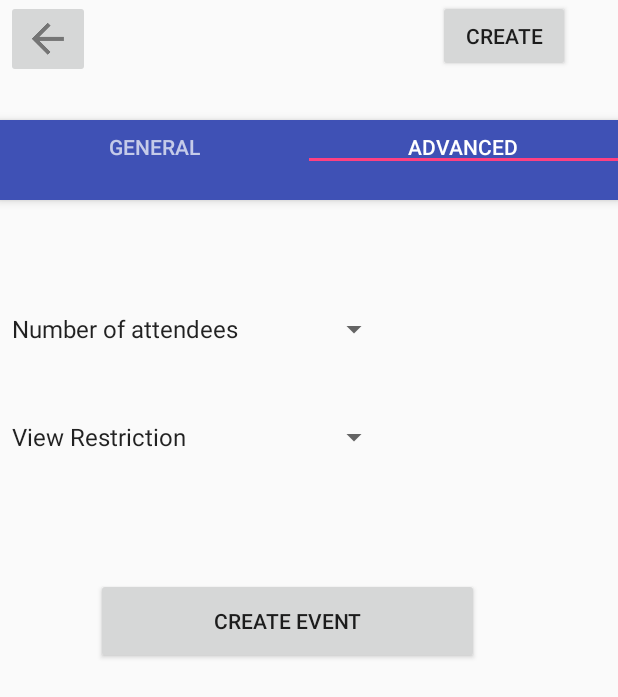
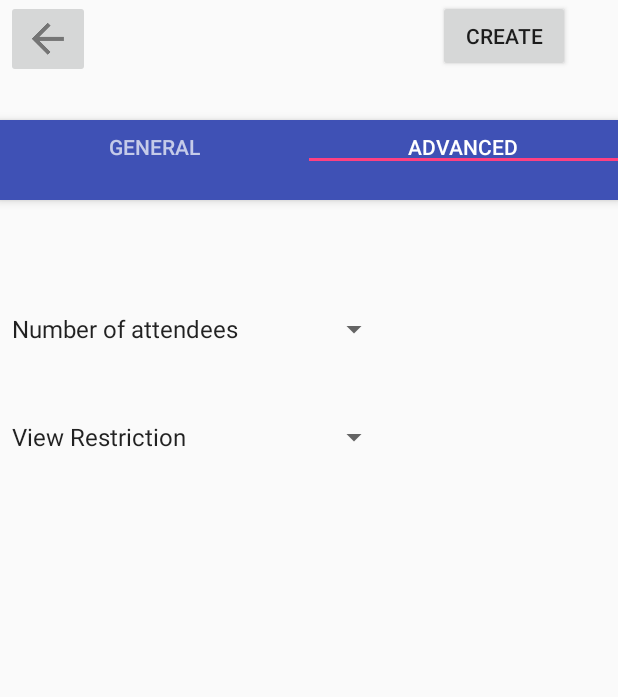
Before and after one commit to ilyayudkovich/InterestUp, an Android app: the CreateEventPage screen opened directly, with no data from a screen before it, tab 2 chosen, on a phone screen of 412 x 824 dp. Shown: the top 697 px of the screen. Run offline under Robolectric (Android 15) with nearby library versions, the phone set to English and light mode, and no system bars.

Commit message:
"Create Event" now does a system.out.ln (only visible in log) and then closes window. Having issues getting it to grab the inputs for the different fields, more than likely because they are in separate views.

```diff
--- a/app/src/main/java/com/example/mdenker/interestup/CreateEventPage.java
+++ b/app/src/main/java/com/example/mdenker/interestup/CreateEventPage.java
@@ -18,6 +18,8 @@ import android.view.View;
 import android.view.ViewGroup;
 
 import android.view.Window;
+import android.widget.Button;
+import android.widget.EditText;
 import android.widget.TextView;
 
 public class CreateEventPage extends AppCompatActivity {
@@ -58,12 +60,24 @@ public class CreateEventPage extends AppCompatActivity {
 
         mViewPager.addOnPageChangeListener(new TabLayout.TabLayoutOnPageChangeListener(tabLayout));
         tabLayout.addOnTabSelectedListener(new TabLayout.ViewPagerOnTabSelectedListener(mViewPager));
+
+        //Grab entries
+        Button createEventButton = (Button) findViewById(R.id.create_event_button);
+        createEventButton.setOnClickListener(new View.OnClickListener() {
+            @Override
+            public void onClick(View view) {
+                System.out.println("Do something here to create event.");
+                OnBackClick(view);
+            }
+
+
+        });
     }
 
+    //Functionality for back button
     public void OnBackClick(View view) {
         this.finish();
     }
-
 
     @Override
     public boolean onCreateOptionsMenu(Menu menu) {
@@ -101,11 +115,9 @@ public class CreateEventPage extends AppCompatActivity {
                     CreateEventPage_GeneralTab GeneralTab = new CreateEventPage_GeneralTab();
                     return GeneralTab;
                 case 1:
-                    System.out.println("hi there");
                     CreateEventPage_AdvancedTab AdvancedTab = new CreateEventPage_AdvancedTab();
                     return AdvancedTab;
                 default:
-                    System.out.println("null returned.");
                     return null;
             }
         }
--- a/app/src/main/java/com/example/mdenker/interestup/CreateEventPage_AdvancedTab.java
+++ b/app/src/main/java/com/example/mdenker/interestup/CreateEventPage_AdvancedTab.java
@@ -18,7 +18,7 @@ import android.widget.Spinner;
 
 public class CreateEventPage_AdvancedTab extends Fragment {
 
-    String name;
+    String eventName;
 
     EditText eventNameInput;
 
@@ -46,6 +46,7 @@ public class CreateEventPage_AdvancedTab extends Fragment {
         AttendeeAdapter.setDropDownViewResource(android.R.layout.simple_dropdown_item_1line);
         AttendeeSpinner.setAdapter(AttendeeAdapter);
 
+
         return rootView;
 
     }
--- a/app/src/main/java/com/example/mdenker/interestup/EventDisplay.java
+++ b/app/src/main/java/com/example/mdenker/interestup/EventDisplay.java
@@ -94,7 +94,6 @@ public class EventDisplay extends AppCompatActivity {
                     EventDisplayInfo info = new EventDisplayInfo();
                     return info;
                 case 1:
-                    System.out.println("hi there");
                     EventDisplayDiscussion discussion = new EventDisplayDiscussion();
                     return discussion;
                 default:
--- a/app/src/main/java/com/example/mdenker/interestup/Profile.java
+++ b/app/src/main/java/com/example/mdenker/interestup/Profile.java
@@ -65,7 +65,6 @@ public class Profile extends AppCompatActivity {
                     CreateEventPage_GeneralTab GeneralTab = new CreateEventPage_GeneralTab();
                     return GeneralTab;
                 case 1:
-                    System.out.println("hi there");
                     CreateEventPage_AdvancedTab AdvancedTab = new CreateEventPage_AdvancedTab();
                     return AdvancedTab;
                 default:
--- a/app/src/main/java/com/example/mdenker/interestup/SectionsPagerAdapter.java
+++ b/app/src/main/java/com/example/mdenker/interestup/SectionsPagerAdapter.java
@@ -27,7 +27,6 @@ public class SectionsPagerAdapter extends FragmentPagerAdapter {
                 CreateEventPage_GeneralTab GeneralTab = new CreateEventPage_GeneralTab();
                 return GeneralTab;
             case 1:
-                System.out.println("hi there");
                 CreateEventPage_AdvancedTab AdvancedTab = new CreateEventPage_AdvancedTab();
                 return AdvancedTab;
             default:
--- a/app/src/main/res/layout/create_event_advanced_tab.xml
+++ b/app/src/main/res/layout/create_event_advanced_tab.xml
@@ -24,14 +24,4 @@
         app:layout_constraintTop_toTopOf="parent"
         tools:layout_editor_absoluteX="0dp" />
 
-    <Button
-        android:id="@+id/create_event_button"
-        android:layout_width="255dp"
-        android:layout_height="57dp"
-        android:layout_marginStart="64dp"
-        android:layout_marginTop="252dp"
-        android:text="create event"
-        app:layout_constraintStart_toStartOf="parent"
-        app:layout_constraintTop_toTopOf="parent" />
-
 </android.support.constraint.ConstraintLayout>
--- a/app/src/main/res/layout/create_event_general_tab.xml
+++ b/app/src/main/res/layout/create_event_general_tab.xml
@@ -84,7 +84,7 @@
         app:layout_constraintTop_toTopOf="parent" />
 
     <EditText
-        android:id="@+id/general_event_name"
+        android:id="@+id/event_name_field"
         android:layout_width="300dp"
         android:layout_height="45dp"
         android:layout_marginStart="44dp"
--- a/app/src/main/res/layout/create_event_page.xml
+++ b/app/src/main/res/layout/create_event_page.xml
@@ -13,7 +13,7 @@
         android:layout_height="wrap_content">
 
         <Button
-            android:id="@+id/button"
+            android:id="@+id/create_event_button"
             android:layout_width="wrap_content"
             android:layout_height="wrap_content"
             android:layout_marginStart="292dp"
```
